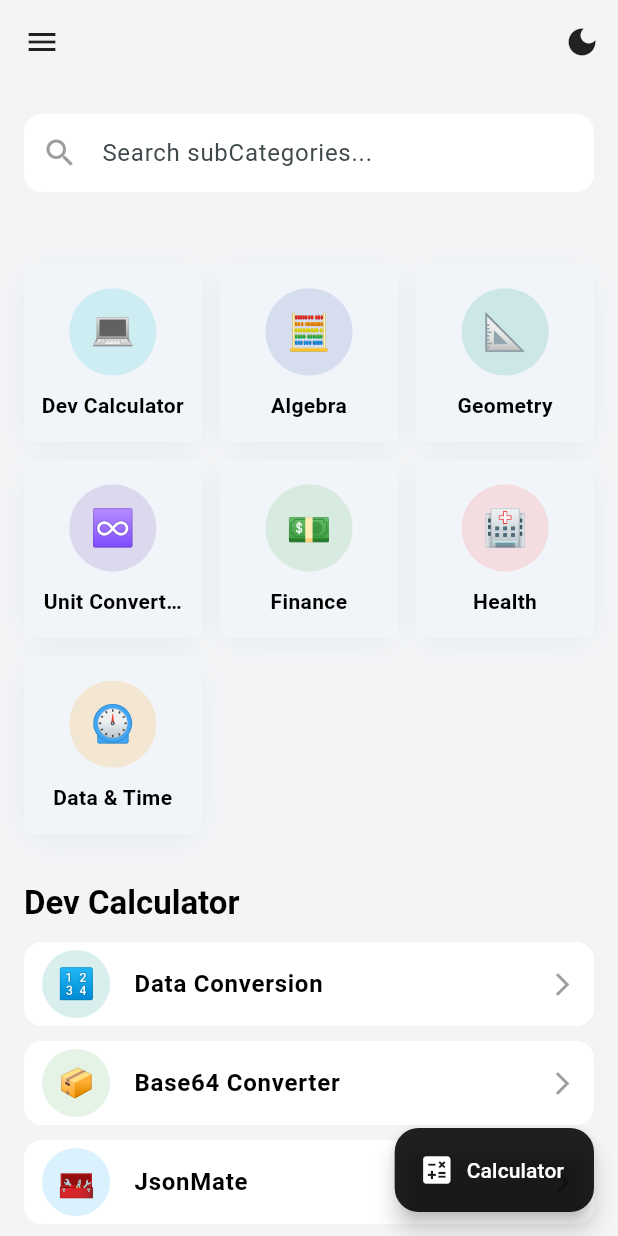
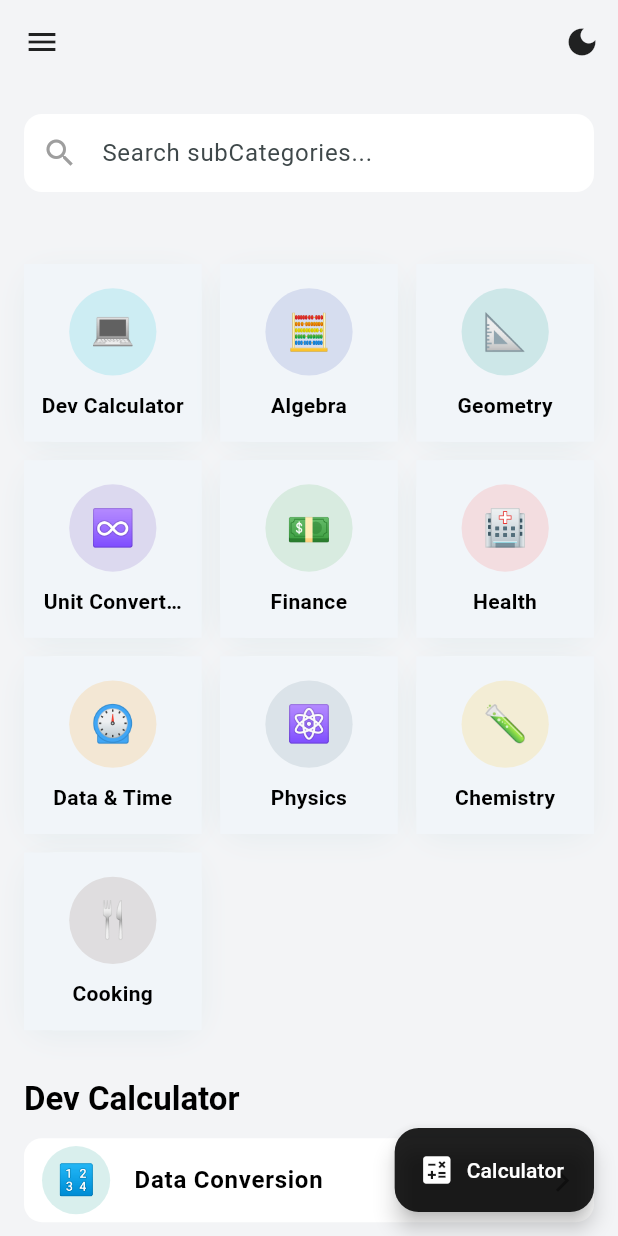
Before and after one commit to Thogaruchesti-hemanth/ProCalx, a Flutter app: the screen it shows after launch, on a phone screen of 412 x 824 dp. Run offline on Flutter 3.47's test engine with Material 3 defaults, Android fonts, the phone set to English and light mode, and no system bars; our stand-ins replace file_picker, flutter_highlight, math_expressions, permission_handler, share_plus, shared_preferences; missing offline and left inert: dart:html.

Commit message:
updated work

```diff
--- a/lib/calculator.dart
+++ b/lib/calculator.dart
@@ -1,11 +1,11 @@
+import 'package:flutter/cupertino.dart';
 import 'package:flutter/material.dart';
 import 'package:provider/provider.dart';
 import 'package:smart_calculator/provider/theme_provider.dart';
+import 'package:smart_calculator/screens/calculator_screen.dart';
 import 'package:smart_calculator/unit_converter.dart';
 import 'package:smart_calculator/utils/calculator_engine.dart';
 import 'package:smart_calculator/utils/preferences_service.dart';
-
-import 'screens/calculator_screen.dart';
 
 class CalculatorApp extends StatefulWidget {
   const CalculatorApp({super.key});
@@ -15,8 +15,6 @@ class CalculatorApp extends StatefulWidget {
 }
 
 class _CalculatorAppState extends State<CalculatorApp> {
-  final GlobalKey<ScaffoldState> _scaffoldKey = GlobalKey<ScaffoldState>();
-
   String _expression = '';
   String _result = '0';
   List<String> _history = [];
--- a/lib/custom_widgets/subcategory_tile.dart
+++ b/lib/custom_widgets/subcategory_tile.dart
@@ -4,7 +4,6 @@ import 'package:smart_calculator/screens/area_conversion_screen.dart';
 import 'package:smart_calculator/screens/color_code_conversion_screen.dart';
 import 'package:smart_calculator/screens/data_conversion_screen.dart';
 import 'package:smart_calculator/screens/interest_calculation_screen.dart';
-import 'package:smart_calculator/screens/json_formatter_screen.dart';
 import 'package:smart_calculator/screens/loan_calculation_screen.dart';
 
 import '../../provider/theme_provider.dart';
@@ -20,6 +19,7 @@ import '../screens/average_calculator_screen.dart';
 import '../screens/bmi_screen.dart';
 import '../screens/data_storage_conversion_screen.dart';
 import '../screens/fraction_calculator_screen.dart';
+import '../screens/json_formatter_screen.dart';
 import '../screens/length_convertor_screen.dart';
 import '../screens/percentage_calculator_screen.dart';
 import '../screens/proportion_calculator_screen.dart';
--- a/lib/data.dart
+++ b/lib/data.dart
@@ -8,10 +8,9 @@ final List<String> categories = [
   'Finance',
   'Health',
   'Data & Time',
-  // for the version 2.0.0
-  // 'Physics',
-  // 'Chemistry',
-  // 'Cooking',
+  'Physics',
+  'Chemistry',
+  'Cooking',
 ];
 
 final Map<String, List<String>> subcategoryMap = {
@@ -42,17 +41,17 @@ final Map<String, List<String>> subcategoryMap = {
   'Finance': [
     'Interest',
     'Loan',
-    // 'Currency Exchange',
-    // 'Unit Price',
-    // 'sales Tax',
-    // 'Tip',
-    // 'EMI',
+    'Currency Exchange',
+    'Unit Price',
+    'sales Tax',
+    'Tip',
+    'EMI',
   ],
   'Health': ['BMI' /*, 'Calorie Burn', 'Body fat'*/],
   'Data & Time': ['Age Calculator', 'Time Interval', 'Add & Subtract'],
-  // 'Physics': ['Motion', 'Force', 'Energy'],
-  // 'Chemistry': ['Moles', 'Atoms', 'Periodic Table'],
-  // 'Cooking': ['Temperature (Cooking)', 'Weight (Cooking)', 'Volume', 'Cooking'],
+  'Physics': ['Motion', 'Force', 'Energy'],
+  'Chemistry': ['Moles', 'Atoms', 'Periodic Table'],
+  'Cooking': ['Temperature (Cooking)', 'Weight (Cooking)', 'Volume', 'Cooking'],
 };
 
 final Map<String, String> categoryIcons = {
--- a/lib/unit_converter.dart
+++ b/lib/unit_converter.dart
@@ -17,11 +17,13 @@ class UnitConverter extends StatefulWidget {
 class _UnitConverterState extends State<UnitConverter> {
   final TextEditingController _searchController = TextEditingController();
   final ScrollController _scrollController = ScrollController();
+
+  // ✅ Use GlobalObjectKey to ensure uniqueness and avoid duplication error
   final Map<String, GlobalKey> _categoryKeys = {};
   final Map<String, Map<String, GlobalKey>> _subcategoryKeys = {};
+
   String _selectedCategory = '';
 
-  // Filter categories based on search
   List<String> get _filteredCategories {
     if (_searchController.text.isEmpty) return subcategoryMap.keys.toList();
     return subcategoryMap.keys
@@ -32,12 +34,10 @@ class _UnitConverterState extends State<UnitConverter> {
         .toList();
   }
 
-  // Filter subcategories based on search
   List<String> get _filteredSubcategories {
     String searchQuery = _searchController.text.toLowerCase();
     List<String> filteredSubcategories = [];
 
-    // Loop through all categories and their subcategories
     for (String category in subcategoryMap.keys) {
       List<String> subcategoriesForCategory = subcategoryMap[category]!;
       filteredSubcategories.addAll(
@@ -53,18 +53,19 @@ class _UnitConverterState extends State<UnitConverter> {
   @override
   void initState() {
     super.initState();
-    // Initialize keys for categories and subcategories
+
     for (String category in subcategoryMap.keys) {
-      _categoryKeys[category] = GlobalKey();
+      _categoryKeys[category] = GlobalObjectKey('category::$category');
       _subcategoryKeys[category] = {};
       for (String subcat in subcategoryMap[category]!) {
-        _subcategoryKeys[category]![subcat] = GlobalKey();
+        _subcategoryKeys[category]![subcat] = GlobalObjectKey(
+          'subcat::$category::$subcat',
+        );
       }
     }
   }
 
   void _scrollToCategory(String category) {
-    // Scroll to the first subcategory inside the selected category
     final firstSubcategory = subcategoryMap[category]?.first;
     if (firstSubcategory != null) {
       final keyContext =
@@ -78,7 +79,6 @@ class _UnitConverterState extends State<UnitConverter> {
         return;
       }
     }
-    // Fallback scroll to category header if no subcategory found
     final categoryContext = _categoryKeys[category]?.currentContext;
     if (categoryContext != null) {
       Scrollable.ensureVisible(
@@ -124,7 +124,6 @@ class _UnitConverterState extends State<UnitConverter> {
                 controller: _searchController,
                 onChanged: () {
                   setState(() {});
-                  // Scroll to the first matching category when search changes
                   String query = _searchController.text;
                   for (String category in subcategoryMap.keys) {
                     for (String subcategory in subcategoryMap[category]!) {
@@ -199,11 +198,9 @@ class _UnitConverterState extends State<UnitConverter> {
                     const SizedBox(height: 20),
                     ...subcategoryMap.entries.map((entry) {
                       final category = entry.key;
-                      final firstSubcategory = subcategoryMap[category]?.first;
-                      final keyToPass =
-                          _categoryKeys[category]; // this is the header key
+                      final keyToPass = _categoryKeys[category];
                       return SubcategorySection(
-                        key: _categoryKeys[category],
+                        key: keyToPass,
                         category: category,
                         searchText: _searchController.text,
                         firstSubcategoryKey: keyToPass,
--- a/lib/unit_converter_app.dart
+++ b/lib/unit_converter_app.dart
@@ -9,7 +9,7 @@ import 'custom_widgets/calculator_appbar.dart';
 import 'custom_widgets/calculator_drawer.dart';
 
 class UnitConverterApp extends StatefulWidget {
-  const UnitConverterApp({super.key});
+  const UnitConverterApp({Key? key}) : super(key: key);
 
   @override
   State<UnitConverterApp> createState() => _UnitConverterAppState();
@@ -19,34 +19,40 @@ class _UnitConverterAppState extends State<UnitConverterApp> {
   final GlobalKey<ScaffoldState> _scaffoldKey = GlobalKey<ScaffoldState>();
   final PreferencesService _preferencesService = PreferencesService();
 
-  List<String> _history = [];
+  late List<String> _history;
   bool _isDarkMode = false;
 
   @override
   void initState() {
     super.initState();
-    _loadPreferences();
+    _initializePreferences();
   }
 
-  void _loadPreferences() async {
+  Future<void> _initializePreferences() async {
     final darkMode = await _preferencesService.getDarkMode();
     final history = await _preferencesService.getHistory();
+
+    if (!mounted) return;
+
     setState(() {
       _isDarkMode = darkMode;
       _history = history;
     });
   }
 
-  void _savePreferences() {
+  void _updateThemePreference() {
     _preferencesService.setDarkMode(_isDarkMode);
+  }
+
+  void _updateHistoryPreference() {
     _preferencesService.setHistory(_history);
   }
 
   void _toggleTheme() {
     setState(() {
       _isDarkMode = !_isDarkMode;
-      _savePreferences();
     });
+    _updateThemePreference();
   }
 
   void _openCalculator() {
@@ -60,8 +66,8 @@ class _UnitConverterAppState extends State<UnitConverterApp> {
             onSaveHistory: (newHistory) {
               setState(() {
                 _history = newHistory;
-                _savePreferences();
               });
+              _updateHistoryPreference();
             },
           ),
     );
@@ -69,23 +75,27 @@ class _UnitConverterAppState extends State<UnitConverterApp> {
 
   @override
   Widget build(BuildContext context) {
-    _isDarkMode = context.watch<ThemeProvider>().isDarkMode;
+    final themeProvider = context.watch<ThemeProvider>();
+    final isDarkMode = themeProvider.isDarkMode;
 
     return Scaffold(
       key: _scaffoldKey,
       appBar: CalculatorAppBar(
         scaffoldKey: _scaffoldKey,
-        isDarkMode: _isDarkMode,
-        onToggleTheme: () => context.read<ThemeProvider>().updateTheme(),
+        isDarkMode: isDarkMode,
+        onToggleTheme: () {
+          themeProvider.updateTheme();
+          _toggleTheme(); // Persist to local storage
+        },
       ),
       drawer: CalculatorDrawer(
-        isDarkMode: _isDarkMode,
+        isDarkMode: isDarkMode,
         history: _history,
         onClearHistory: () {
           setState(() {
             _history.clear();
-            _savePreferences();
           });
+          _updateHistoryPreference();
         },
       ),
       body: const UnitConverter(),
@@ -93,16 +103,13 @@ class _UnitConverterAppState extends State<UnitConverterApp> {
         onPressed: _openCalculator,
         label: Text(
           'Calculator',
-          style: TextStyle(
-            color: _isDarkMode ? Colors.black : Colors.white, // Text color
-          ),
+          style: TextStyle(color: isDarkMode ? Colors.black : Colors.white),
         ),
         icon: Icon(
           Icons.calculate,
-          color: _isDarkMode ? Colors.black : Colors.white, // Icon color
+          color: isDarkMode ? Colors.black : Colors.white,
         ),
-        backgroundColor:
-            _isDarkMode ? Colors.grey : Colors.black87, // Button background
+        backgroundColor: isDarkMode ? Colors.grey : Colors.black87,
       ),
     );
   }
--- a/pubspec.yaml
+++ b/pubspec.yaml
@@ -44,6 +44,9 @@ dependencies:
   permission_handler: ^12.0.0+1
   path_provider: ^2.1.5
   flutter_color: ^2.1.0
+  share_plus: ^11.0.0
+  mime: ^2.0.0
+  flutter_highlight: ^0.7.0
 
 dev_dependencies:
   flutter_test:
```
Also changed, not shown: lib/screens/json_formatter_screen.dart (+213 -107 lines), firebase.json, pubspec.lock, 10 other files.
